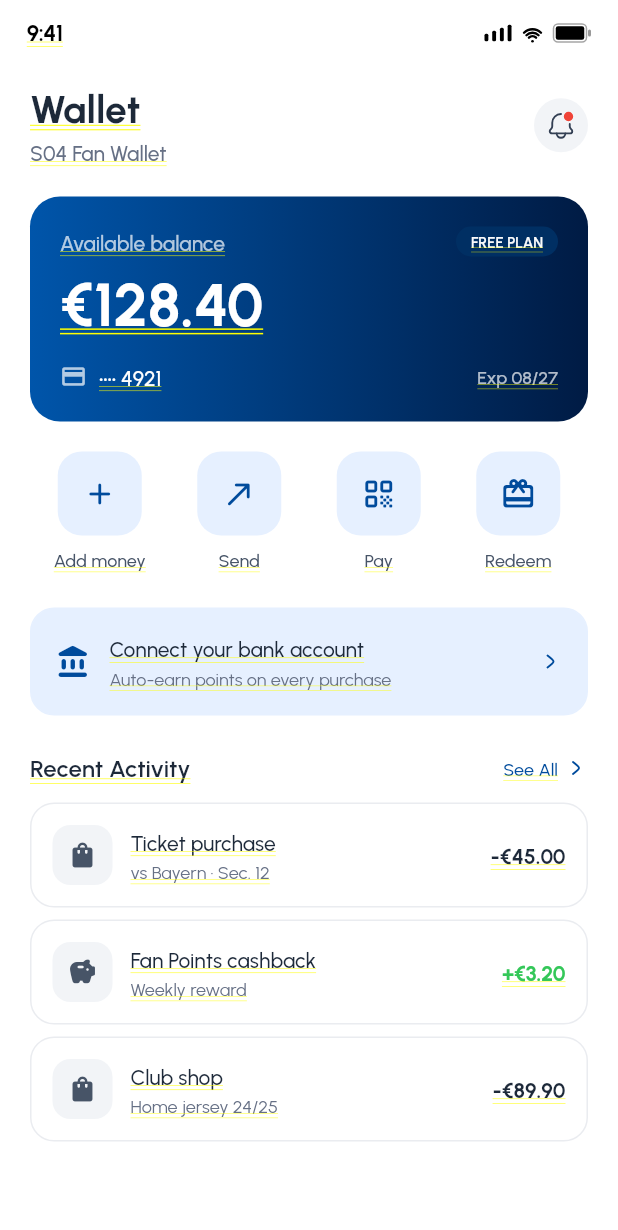
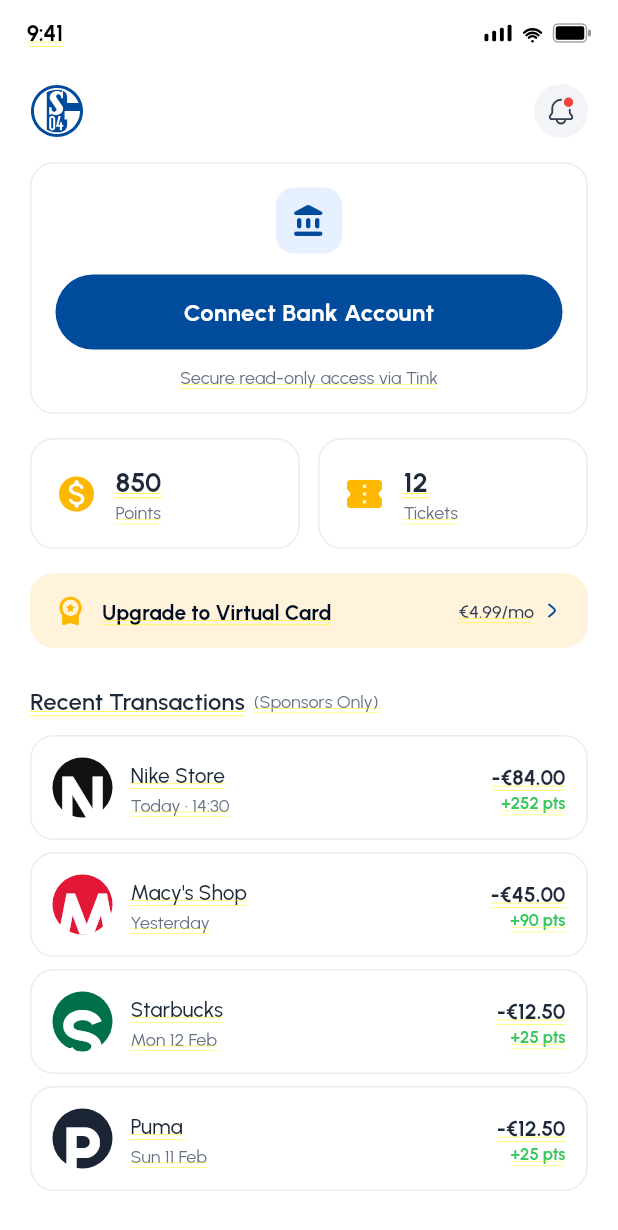
Before and after one commit to COREVIONLABS/EMBAapp-native, a Flutter app: the WalletScreen screen opened directly, on a phone screen of 412 x 824 dp. Shown: the top 1230 px of the screen. Run offline on Flutter 3.47's test engine with Material 3 defaults, Android fonts, the phone set to English and light mode, and no system bars; our stand-ins replace flutter_svg.

Commit message:
Verify against Figma; rebuild Wallet and Fan+ to match 1:1
Rendered all screens headless and diffed against the Figma frames
(EMBA App-Builder board 2079:2960):

- Wallet — Free: rebuilt to the real fan wallet — logo+bell header, Connect
  Bank Account (Tink), Points/Tickets stats, "Upgrade to Virtual Card" banner,
  "Recent Transactions (Sponsors Only)" with brand rows + earned points.
  (Previous version invented a payment balance wallet.)
- Fan+ — Non-Subscriber: rebuilt to the VIP teaser — hero "Unlock VIP Fan
  Experiences", Locked Extra Spin / Extra Scratch cards, VIP Experiences list
  with Exclusive tags, "Upgrade to Fan+ Now".
- Subscription screen: the Supporter/Superfan tier cards moved here (reached
  from Fan+), routing into Upgrade Plan.

Home, Onboarding, Log In/Sign Up confirmed matching. flutter analyze clean.

Co-Authored-By: Claude Opus 4.8 <noreply@anthropic.com>
Claude-Session: https://claude.ai/code/session_0138H2TPm9wvb2D54WvCY8tL

```diff
--- a/lib/screens/wallet_screen.dart
+++ b/lib/screens/wallet_screen.dart
@@ -4,7 +4,8 @@ import '../widgets/app_widgets.dart';
 import '../widgets/tab_scaffold.dart';
 import 'wallet_detail_screens.dart';
 
-/// Wallet tab (Figma: Wallet — Free / Supporter / Superfan, 360:1274 …).
+/// Wallet — Free (Figma 2145:7678): fan wallet with bank connect, points/tickets,
+/// virtual-card upsell and sponsor transactions.
 class WalletScreen extends StatelessWidget {
   const WalletScreen({super.key});
 
@@ -12,69 +13,125 @@ class WalletScreen extends StatelessWidget {
   Widget build(BuildContext context) {
     return TabScaffold(
       children: [
-        const TabHeader('Wallet', subtitle: 'S04 Fan Wallet'),
-        const SizedBox(height: 20),
-        const Padding(padding: EdgeInsets.symmetric(horizontal: 20), child: _BalanceCard()),
-        const SizedBox(height: 20),
-        const _WalletActions(),
-        const SizedBox(height: 24),
-        const Padding(
-          padding: EdgeInsets.symmetric(horizontal: 20),
-          child: _ConnectBankCard(),
+        // Header: logo + bell
+        Padding(
+          padding: const EdgeInsets.symmetric(horizontal: 20),
+          child: Row(
+            mainAxisAlignment: MainAxisAlignment.spaceBetween,
+            children: [
+              const Svg('logo_s04', size: 36),
+              Container(
+                width: 36,
+                height: 36,
+                decoration: BoxDecoration(color: AppColors.surfaceMinimal, borderRadius: BorderRadius.circular(36)),
+                child: const Center(child: Svg('bell_dot', size: 20)),
+              ),
+            ],
+          ),
+        ),
+        const SizedBox(height: 16),
+        // Connect bank account card
+        Padding(
+          padding: const EdgeInsets.symmetric(horizontal: 20),
+          child: SurfaceCard(
+            padding: const EdgeInsets.all(16),
+            child: Column(
+              children: [
+                Container(
+                  width: 44,
+                  height: 44,
+                  decoration: BoxDecoration(color: AppColors.brandLightest, borderRadius: BorderRadius.circular(12)),
+                  child: const Icon(Icons.account_balance_rounded, color: AppColors.brandPrimary),
+                ),
+                const SizedBox(height: 14),
+                PrimaryButton('Connect Bank Account',
+                    height: 50,
+                    onTap: () => Navigator.of(context)
+                        .push(MaterialPageRoute(builder: (_) => const BankAccountScreen()))),
+                const SizedBox(height: 10),
+                Text('Secure read-only access via Tink', style: AppText.body3Regular),
+              ],
+            ),
+          ),
+        ),
+        const SizedBox(height: 16),
+        // Points / tickets stats
+        Padding(
+          padding: const EdgeInsets.symmetric(horizontal: 20),
+          child: Row(
+            children: const [
+              Expanded(child: _StatCard(icon: Icons.monetization_on_rounded, value: '850', label: 'Points')),
+              SizedBox(width: 12),
+              Expanded(child: _StatCard(icon: Icons.confirmation_number_rounded, value: '12', label: 'Tickets')),
+            ],
+          ),
+        ),
+        const SizedBox(height: 16),
+        // Virtual card upsell
+        Padding(
+          padding: const EdgeInsets.symmetric(horizontal: 20),
+          child: Container(
+            padding: const EdgeInsets.symmetric(horizontal: 16, vertical: 14),
+            decoration: BoxDecoration(color: const Color(0xFFFFF3DC), borderRadius: BorderRadius.circular(AppRadii.tile)),
+            child: Row(
+              children: [
+                const Icon(Icons.workspace_premium_rounded, color: AppColors.gold, size: 22),
+                const SizedBox(width: 10),
+                Expanded(
+                  child: Text('Upgrade to Virtual Card',
+                      style: AppText.body2.copyWith(color: AppColors.brandDarkest, fontWeight: FontWeight.w700)),
+                ),
+                Text('€4.99/mo', style: AppText.body3.copyWith(color: AppColors.textDark)),
+                const SizedBox(width: 4),
+                const Svg('arrow_right', size: 16),
+              ],
+            ),
+          ),
         ),
         const SizedBox(height: 24),
-        const Padding(
-          padding: EdgeInsets.symmetric(horizontal: 20),
-          child: SectionHeader('Recent Activity', action: 'See All'),
+        Padding(
+          padding: const EdgeInsets.symmetric(horizontal: 20),
+          child: Row(
+            children: [
+              Text('Recent Transactions', style: AppText.label2),
+              const SizedBox(width: 6),
+              Text('(Sponsors Only)', style: AppText.body3Regular),
+            ],
+          ),
         ),
         const SizedBox(height: 12),
         ...[
-          ('Ticket purchase', '-€45.00', 'vs Bayern · Sec. 12', false),
-          ('Fan Points cashback', '+€3.20', 'Weekly reward', true),
-          ('Club shop', '-€89.90', 'Home jersey 24/25', false),
+          ('Nike Store', 'Today · 14:30', '-€84.00', '+252 pts', Color(0xFF111111)),
+          ("Macy's Shop", 'Yesterday', '-€45.00', '+90 pts', Color(0xFFE21836)),
+          ('Starbucks', 'Mon 12 Feb', '-€12.50', '+25 pts', Color(0xFF00704A)),
+          ('Puma', 'Sun 11 Feb', '-€12.50', '+25 pts', Color(0xFF1A2432)),
         ].map((t) => Padding(
               padding: const EdgeInsets.fromLTRB(20, 0, 20, 8),
-              child: _TxTile(title: t.$1, amount: t.$2, sub: t.$3, credit: t.$4),
+              child: _TxTile(brand: t.$1, date: t.$2, amount: t.$3, pts: t.$4, color: t.$5),
             )),
       ],
     );
   }
 }
 
-class _BalanceCard extends StatelessWidget {
-  const _BalanceCard();
+class _StatCard extends StatelessWidget {
+  final IconData icon;
+  final String value;
+  final String label;
+  const _StatCard({required this.icon, required this.value, required this.label});
   @override
   Widget build(BuildContext context) {
-    return Container(
-      padding: const EdgeInsets.all(20),
-      clipBehavior: Clip.antiAlias,
-      decoration: BoxDecoration(
-        gradient: const LinearGradient(colors: AppColors.pointsGradient),
-        borderRadius: BorderRadius.circular(AppRadii.card),
-      ),
-      child: Column(
-        crossAxisAlignment: CrossAxisAlignment.start,
+    return SurfaceCard(
+      padding: const EdgeInsets.all(16),
+      child: Row(
         children: [
-          Row(
-            mainAxisAlignment: MainAxisAlignment.spaceBetween,
+          Icon(icon, color: AppColors.gold, size: 28),
+          const SizedBox(width: 12),
+          Column(
+            crossAxisAlignment: CrossAxisAlignment.start,
             children: [
-              Text('Available balance', style: AppText.body2.copyWith(color: Colors.white70)),
-              Pill(
-                color: AppColors.brandDark,
-                child: Text('FREE PLAN', style: AppText.caption1.copyWith(color: AppColors.textLightest)),
-              ),
-            ],
-          ),
-          const SizedBox(height: 10),
-          Text('€128.40', style: AppText.h1.copyWith(color: Colors.white)),
-          const SizedBox(height: 14),
-          Row(
-            children: [
-              const Icon(Icons.credit_card_rounded, color: Colors.white70, size: 18),
-              const SizedBox(width: 8),
-              Text('•••• 4921', style: AppText.body2.copyWith(color: Colors.white)),
-              const Spacer(),
-              Text('Exp 08/27', style: AppText.body3.copyWith(color: Colors.white70)),
+              Text(value, style: AppText.label1.copyWith(color: AppColors.textDarker)),
+              Text(label, style: AppText.body3Regular),
             ],
           ),
         ],
@@ -83,82 +140,14 @@ class _BalanceCard extends StatelessWidget {
   }
 }
 
-class _WalletActions extends StatelessWidget {
-  const _WalletActions();
-  @override
-  Widget build(BuildContext context) {
-    const items = [
-      (Icons.add_rounded, 'Add money'),
-      (Icons.north_east_rounded, 'Send'),
-      (Icons.qr_code_rounded, 'Pay'),
-      (Icons.redeem_rounded, 'Redeem'),
-    ];
-    return Padding(
-      padding: const EdgeInsets.symmetric(horizontal: 20),
-      child: Row(
-        children: [
-          for (final it in items)
-            Expanded(
-              child: Column(
-                children: [
-                  Container(
-                    width: 56,
-                    height: 56,
-                    decoration: BoxDecoration(
-                      color: AppColors.brandLightest,
-                      borderRadius: BorderRadius.circular(AppRadii.tile),
-                    ),
-                    child: Icon(it.$1, color: AppColors.brandPrimary),
-                  ),
-                  const SizedBox(height: 8),
-                  Text(it.$2, style: AppText.body3),
-                ],
-              ),
-            ),
-        ],
-      ),
-    );
-  }
-}
-
-class _ConnectBankCard extends StatelessWidget {
-  const _ConnectBankCard();
-  @override
-  Widget build(BuildContext context) {
-    return GestureDetector(
-      onTap: () => Navigator.of(context).push(MaterialPageRoute(builder: (_) => const BankAccountScreen())),
-      child: SurfaceCard(
-      color: AppColors.brandLightest,
-      border: Border.all(color: AppColors.brandLightest),
-      padding: const EdgeInsets.all(16),
-      child: Row(
-        children: [
-          const Icon(Icons.account_balance_rounded, color: AppColors.brandPrimary),
-          const SizedBox(width: 12),
-          Expanded(
-            child: Column(
-              crossAxisAlignment: CrossAxisAlignment.start,
-              children: [
-                Text('Connect your bank account', style: AppText.body2.copyWith(color: AppColors.textDarker)),
-                const SizedBox(height: 2),
-                Text('Auto-earn points on every purchase', style: AppText.body3Regular),
-              ],
-            ),
-          ),
-          const Svg('arrow_right', size: 16),
-        ],
-      ),
-      ),
-    );
-  }
-}
-
 class _TxTile extends StatelessWidget {
-  final String title;
+  final String brand;
+  final String date;
   final String amount;
-  final String sub;
-  final bool credit;
-  const _TxTile({required this.title, required this.amount, required this.sub, required this.credit});
+  final String pts;
+  final Color color;
+  const _TxTile(
+      {required this.brand, required this.date, required this.amount, required this.pts, required this.color});
   @override
   Widget build(BuildContext context) {
     return SurfaceCard(
@@ -168,24 +157,30 @@ class _TxTile extends StatelessWidget {
           Container(
             width: 40,
             height: 40,
-            decoration: BoxDecoration(color: AppColors.surfaceMinimal, borderRadius: BorderRadius.circular(12)),
-            child: Icon(credit ? Icons.savings_rounded : Icons.shopping_bag_rounded,
-                color: AppColors.textNormal, size: 20),
+            decoration: BoxDecoration(color: color, shape: BoxShape.circle),
+            alignment: Alignment.center,
+            child: Text(brand.characters.first,
+                style: const TextStyle(fontFamily: 'Urbanist', color: Colors.white, fontWeight: FontWeight.w800)),
           ),
           const SizedBox(width: 12),
           Expanded(
             child: Column(
               crossAxisAlignment: CrossAxisAlignment.start,
               children: [
-                Text(title, style: AppText.body2.copyWith(color: AppColors.textDarker)),
+                Text(brand, style: AppText.body2.copyWith(color: AppColors.textDarker)),
                 const SizedBox(height: 2),
-                Text(sub, style: AppText.body3Regular),
+                Text(date, style: AppText.body3Regular),
               ],
             ),
           ),
-          Text(amount,
-              style: AppText.body2.copyWith(
-                  color: credit ? AppColors.success : AppColors.textDarker, fontWeight: FontWeight.w700)),
+          Column(
+            crossAxisAlignment: CrossAxisAlignment.end,
+            children: [
+              Text(amount, style: AppText.body2.copyWith(color: AppColors.textDarker, fontWeight: FontWeight.w700)),
+              const SizedBox(height: 2),
+              Text(pts, style: AppText.caption1.copyWith(color: AppColors.success, fontSize: 11)),
+            ],
+          ),
         ],
       ),
     );
```
Also changed, not shown: lib/screens/fanplus_screen.dart (+105 -127 lines), lib/screens/subscription_screen.dart (added, +114 -0 lines), 2 other files.
